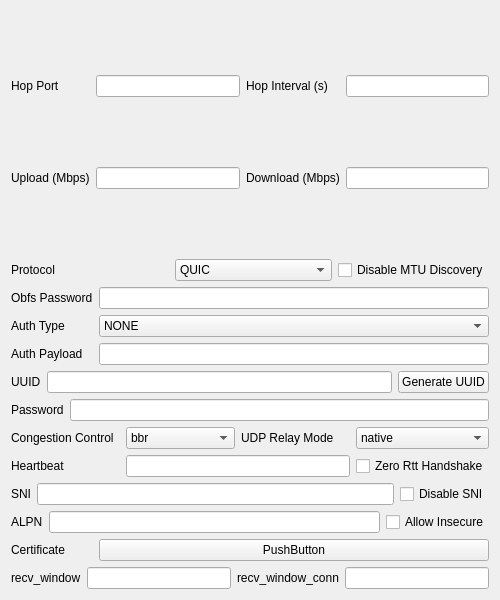
Before: the Qt Designer form ui/edit/edit_quic.ui in MatsuriDayo/nekoray, drawn with Qt 5.
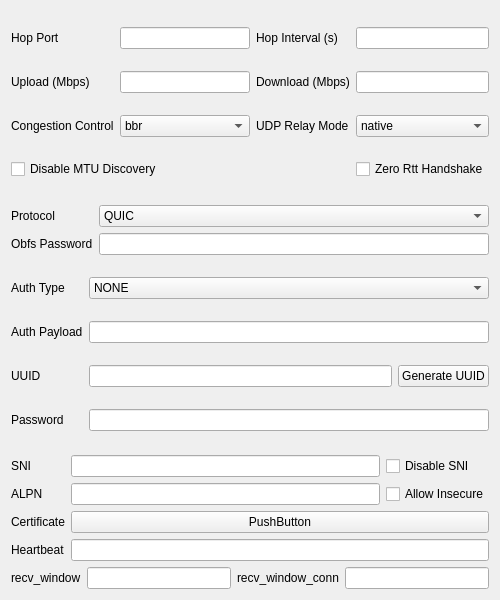
After: the same form once the commit is applied. Custom widgets are drawn as their Qt base class.

Diff of the .ui file:
```diff
--- a/ui/edit/edit_quic.ui
+++ b/ui/edit/edit_quic.ui
@@ -14,66 +14,9 @@
    <string notr="true">EditHysteria</string>
   </property>
   <layout class="QGridLayout" name="gridLayout">
-   <item row="7" column="1">
-    <widget class="MyLineEdit" name="authPayload"/>
-   </item>
-   <item row="14" column="1">
-    <widget class="QPushButton" name="certificate">
-     <property name="text">
-      <string notr="true">PushButton</string>
-     </property>
-    </widget>
-   </item>
-   <item row="7" column="0">
-    <widget class="QLabel" name="authPayload_l">
-     <property name="text">
-      <string>Auth Payload</string>
-     </property>
-    </widget>
-   </item>
-   <item row="6" column="0">
-    <widget class="QLabel" name="authPayloadType_l">
-     <property name="text">
-      <string>Auth Type</string>
-     </property>
-    </widget>
-   </item>
-   <item row="6" column="1">
-    <widget class="QComboBox" name="authPayloadType">
-     <item>
-      <property name="text">
-       <string notr="true">NONE</string>
-      </property>
-     </item>
-     <item>
-      <property name="text">
-       <string notr="true">STRING</string>
-      </property>
-     </item>
-     <item>
-      <property name="text">
-       <string notr="true">BASE64</string>
-      </property>
-     </item>
-    </widget>
-   </item>
-   <item row="5" column="0">
-    <widget class="QLabel" name="obfsPassword_l">
-     <property name="text">
-      <string>Obfs Password</string>
-     </property>
-    </widget>
-   </item>
    <item row="2" column="0" colspan="2">
-    <layout class="QHBoxLayout" name="horizontalLayout_12">
-     <item>
-      <widget class="QLabel" name="protocol_l">
-       <property name="text">
-        <string>Protocol</string>
-       </property>
-      </widget>
-     </item>
-     <item>
+    <layout class="QGridLayout" name="obfuscation">
+     <item row="0" column="1">
       <widget class="QComboBox" name="protocol">
        <item>
         <property name="text">
@@ -92,68 +35,62 @@
        </item>
       </widget>
      </item>
-     <item>
-      <widget class="QCheckBox" name="disableMtuDiscovery">
-       <property name="sizePolicy">
-        <sizepolicy hsizetype="Maximum" vsizetype="Fixed">
-         <horstretch>0</horstretch>
-         <verstretch>0</verstretch>
-        </sizepolicy>
+     <item row="0" column="0">
+      <widget class="QLabel" name="protocol_l">
+       <property name="text">
+        <string>Protocol</string>
        </property>
+      </widget>
+     </item>
+     <item row="1" column="0">
+      <widget class="QLabel" name="obfsPassword_l">
        <property name="text">
-        <string>Disable MTU Discovery</string>
+        <string>Obfs Password</string>
        </property>
       </widget>
      </item>
+     <item row="1" column="1">
+      <widget class="MyLineEdit" name="obfsPassword"/>
+     </item>
     </layout>
    </item>
-   <item row="0" column="0" rowspan="2" colspan="2">
-    <layout class="QGridLayout" name="gridLayout_2">
+   <item row="10" column="0" colspan="2">
+    <layout class="QGridLayout" name="TLS">
      <item row="0" column="1">
-      <widget class="MyLineEdit" name="hopPort"/>
-     </item>
-     <item row="0" column="2">
-      <widget class="QLabel" name="hopInterval_l">
-       <property name="text">
-        <string>Hop Interval (s)</string>
-       </property>
-      </widget>
-     </item>
-     <item row="0" column="0">
-      <widget class="QLabel" name="hopPort_l">
-       <property name="text">
-        <string>Hop Port</string>
-       </property>
-      </widget>
-     </item>
-     <item row="0" column="3">
-      <widget class="MyLineEdit" name="hopInterval"/>
-     </item>
-     <item row="1" column="0">
-      <widget class="QLabel" name="uploadMbps_l">
-       <property name="text">
-        <string>Upload (Mbps)</string>
-       </property>
-      </widget>
-     </item>
-     <item row="1" column="1">
-      <widget class="MyLineEdit" name="uploadMbps"/>
+      <widget class="MyLineEdit" name="sni"/>
      </item>
      <item row="1" column="2">
-      <widget class="QLabel" name="downloadMbps_l">
+      <widget class="QCheckBox" name="allowInsecure">
        <property name="text">
-        <string>Download (Mbps)</string>
+        <string>Allow Insecure</string>
        </property>
       </widget>
      </item>
-     <item row="1" column="3">
-      <widget class="MyLineEdit" name="downloadMbps"/>
+     <item row="0" column="0">
+      <widget class="QLabel" name="sni_l">
+       <property name="text">
+        <string>SNI</string>
+       </property>
+      </widget>
      </item>
-    </layout>
-   </item>
-   <item row="13" column="0" colspan="2">
-    <layout class="QHBoxLayout" name="horizontalLayout_14">
-     <item>
+     <item row="2" column="0">
+      <widget class="QLabel" name="certificate_l">
+       <property name="text">
+        <string>Certificate</string>
+       </property>
+      </widget>
+     </item>
+     <item row="2" column="1" colspan="2">
+      <widget class="QPushButton" name="certificate">
+       <property name="text">
+        <string notr="true">PushButton</string>
+       </property>
+      </widget>
+     </item>
+     <item row="1" column="1">
+      <widget class="MyLineEdit" name="alpn"/>
+     </item>
+     <item row="1" column="0">
       <widget class="QLabel" name="alpn_l">
        <property name="toolTip">
         <string notr="true">Only 1 value</string>
@@ -163,50 +100,16 @@
        </property>
       </widget>
      </item>
-     <item>
-      <widget class="MyLineEdit" name="alpn"/>
-     </item>
-     <item>
-      <widget class="QCheckBox" name="allowInsecure">
+     <item row="0" column="2">
+      <widget class="QCheckBox" name="disableSni">
        <property name="text">
-        <string>Allow Insecure</string>
+        <string>Disable SNI</string>
        </property>
       </widget>
      </item>
-     <item>
-      <layout class="QHBoxLayout" name="horizontalLayout_16"/>
-     </item>
     </layout>
    </item>
-   <item row="8" column="0" colspan="2">
-    <layout class="QHBoxLayout" name="horizontalLayout_19">
-     <item>
-      <widget class="QLabel" name="uuid_l">
-       <property name="text">
-        <string notr="true">UUID</string>
-       </property>
-      </widget>
-     </item>
-     <item>
-      <widget class="MyLineEdit" name="uuid"/>
-     </item>
-     <item>
-      <widget class="QPushButton" name="uuidgen">
-       <property name="text">
-        <string>Generate UUID</string>
-       </property>
-      </widget>
-     </item>
-    </layout>
-   </item>
-   <item row="14" column="0">
-    <widget class="QLabel" name="certificate_l">
-     <property name="text">
-      <string>Certificate</string>
-     </property>
-    </widget>
-   </item>
-   <item row="15" column="0" colspan="2">
+   <item row="13" column="0" colspan="2">
     <layout class="QHBoxLayout" name="horizontalLayout_17">
      <item>
       <widget class="QLabel" name="streamReceiveWindow_l">
@@ -230,44 +133,22 @@
      </item>
     </layout>
    </item>
-   <item row="9" column="0" colspan="2">
-    <layout class="QHBoxLayout" name="horizontalLayout_20">
-     <item>
-      <widget class="QLabel" name="password">
-       <property name="text">
-        <string>Password</string>
-       </property>
-      </widget>
+   <item row="0" column="0" rowspan="2" colspan="2">
+    <layout class="QGridLayout" name="speed">
+     <item row="0" column="1">
+      <widget class="MyLineEdit" name="hopPort"/>
      </item>
-     <item>
-      <widget class="MyLineEdit" name="password_l"/>
-     </item>
-    </layout>
-   </item>
-   <item row="10" column="0" colspan="2">
-    <layout class="QGridLayout" name="gridLayout_3">
-     <item row="1" column="3">
-      <widget class="QCheckBox" name="zeroRttHandshake">
+     <item row="1" column="0">
+      <widget class="QLabel" name="uploadMbps_l">
        <property name="text">
-        <string>Zero Rtt Handshake</string>
-       </property>
-      </widget>
-     </item>
-     <item row="0" column="2">
-      <widget class="QLabel" name="udpRelayMode_l">
-       <property name="text">
-        <string>UDP Relay Mode</string>
-       </property>
-      </widget>
-     </item>
-     <item row="0" column="0">
-      <widget class="QLabel" name="congestionControl_l">
-       <property name="text">
-        <string>Congestion Control</string>
+        <string>Upload (Mbps)</string>
        </property>
       </widget>
      </item>
      <item row="0" column="3">
+      <widget class="MyLineEdit" name="hopInterval"/>
+     </item>
+     <item row="2" column="3">
       <widget class="QComboBox" name="udpRelayMode">
        <item>
         <property name="text">
@@ -281,17 +162,17 @@
        </item>
       </widget>
      </item>
-     <item row="1" column="1" colspan="2">
-      <widget class="MyLineEdit" name="heartbeat"/>
-     </item>
-     <item row="1" column="0">
-      <widget class="QLabel" name="heartbeat_l">
+     <item row="0" column="2">
+      <widget class="QLabel" name="hopInterval_l">
        <property name="text">
-        <string>Heartbeat</string>
+        <string>Hop Interval (s)</string>
        </property>
       </widget>
      </item>
-     <item row="0" column="1">
+     <item row="1" column="3">
+      <widget class="MyLineEdit" name="downloadMbps"/>
+     </item>
+     <item row="2" column="1">
       <widget class="QComboBox" name="congestionControl">
        <item>
         <property name="text">
@@ -310,32 +191,136 @@
        </item>
       </widget>
      </item>
+     <item row="1" column="2">
+      <widget class="QLabel" name="downloadMbps_l">
+       <property name="text">
+        <string>Download (Mbps)</string>
+       </property>
+      </widget>
+     </item>
+     <item row="0" column="0">
+      <widget class="QLabel" name="hopPort_l">
+       <property name="text">
+        <string>Hop Port</string>
+       </property>
+      </widget>
+     </item>
+     <item row="1" column="1">
+      <widget class="MyLineEdit" name="uploadMbps"/>
+     </item>
+     <item row="2" column="0">
+      <widget class="QLabel" name="congestionControl_l">
+       <property name="text">
+        <string>Congestion Control</string>
+       </property>
+      </widget>
+     </item>
+     <item row="2" column="2">
+      <widget class="QLabel" name="udpRelayMode_l">
+       <property name="text">
+        <string>UDP Relay Mode</string>
+       </property>
+      </widget>
+     </item>
+     <item row="3" column="3">
+      <widget class="QCheckBox" name="zeroRttHandshake">
+       <property name="text">
+        <string>Zero Rtt Handshake</string>
+       </property>
+      </widget>
+     </item>
+     <item row="3" column="0" colspan="2">
+      <widget class="QCheckBox" name="disableMtuDiscovery">
+       <property name="sizePolicy">
+        <sizepolicy hsizetype="Maximum" vsizetype="Fixed">
+         <horstretch>0</horstretch>
+         <verstretch>0</verstretch>
+        </sizepolicy>
+       </property>
+       <property name="text">
+        <string>Disable MTU Discovery</string>
+       </property>
+      </widget>
+     </item>
     </layout>
    </item>
-   <item row="5" column="1">
-    <widget class="MyLineEdit" name="obfsPassword"/>
-   </item>
-   <item row="11" column="0" colspan="2">
-    <layout class="QHBoxLayout" name="horizontalLayout_22">
-     <item>
-      <widget class="QLabel" name="sni_l">
+   <item row="3" column="0" rowspan="2" colspan="2">
+    <layout class="QGridLayout" name="authentication">
+     <item row="2" column="1">
+      <widget class="MyLineEdit" name="uuid"/>
+     </item>
+     <item row="0" column="0">
+      <widget class="QLabel" name="authPayloadType_l">
        <property name="text">
-        <string>SNI</string>
+        <string>Auth Type</string>
        </property>
       </widget>
      </item>
-     <item>
-      <widget class="MyLineEdit" name="sni"/>
+     <item row="1" column="0">
+      <widget class="QLabel" name="authPayload_l">
+       <property name="text">
+        <string>Auth Payload</string>
+       </property>
+      </widget>
      </item>
-     <item>
-      <widget class="QCheckBox" name="disableSni">
+     <item row="3" column="0">
+      <widget class="QLabel" name="password">
        <property name="text">
-        <string>Disable SNI</string>
+        <string>Password</string>
        </property>
       </widget>
      </item>
+     <item row="2" column="0">
+      <widget class="QLabel" name="uuid_l">
+       <property name="text">
+        <string notr="true">UUID</string>
+       </property>
+      </widget>
+     </item>
+     <item row="2" column="2">
+      <widget class="QPushButton" name="uuidgen">
+       <property name="text">
+        <string>Generate UUID</string>
+       </property>
+      </widget>
+     </item>
+     <item row="3" column="1" colspan="2">
+      <widget class="MyLineEdit" name="password_l"/>
+     </item>
+     <item row="1" column="1" colspan="2">
+      <widget class="MyLineEdit" name="authPayload"/>
+     </item>
+     <item row="0" column="1" colspan="2">
+      <widget class="QComboBox" name="authPayloadType">
+       <item>
+        <property name="text">
+         <string notr="true">NONE</string>
+        </property>
+       </item>
+       <item>
+        <property name="text">
+         <string notr="true">STRING</string>
+        </property>
+       </item>
+       <item>
+        <property name="text">
+         <string notr="true">BASE64</string>
+        </property>
+       </item>
+      </widget>
+     </item>
     </layout>
    </item>
+   <item row="11" column="0">
+    <widget class="QLabel" name="heartbeat_l">
+     <property name="text">
+      <string>Heartbeat</string>
+     </property>
+    </widget>
+   </item>
+   <item row="11" column="1">
+    <widget class="MyLineEdit" name="heartbeat"/>
+   </item>
   </layout>
  </widget>
  <customwidgets>
```
Left out of the diff: 6 changed lines with no effect on the pictures.
